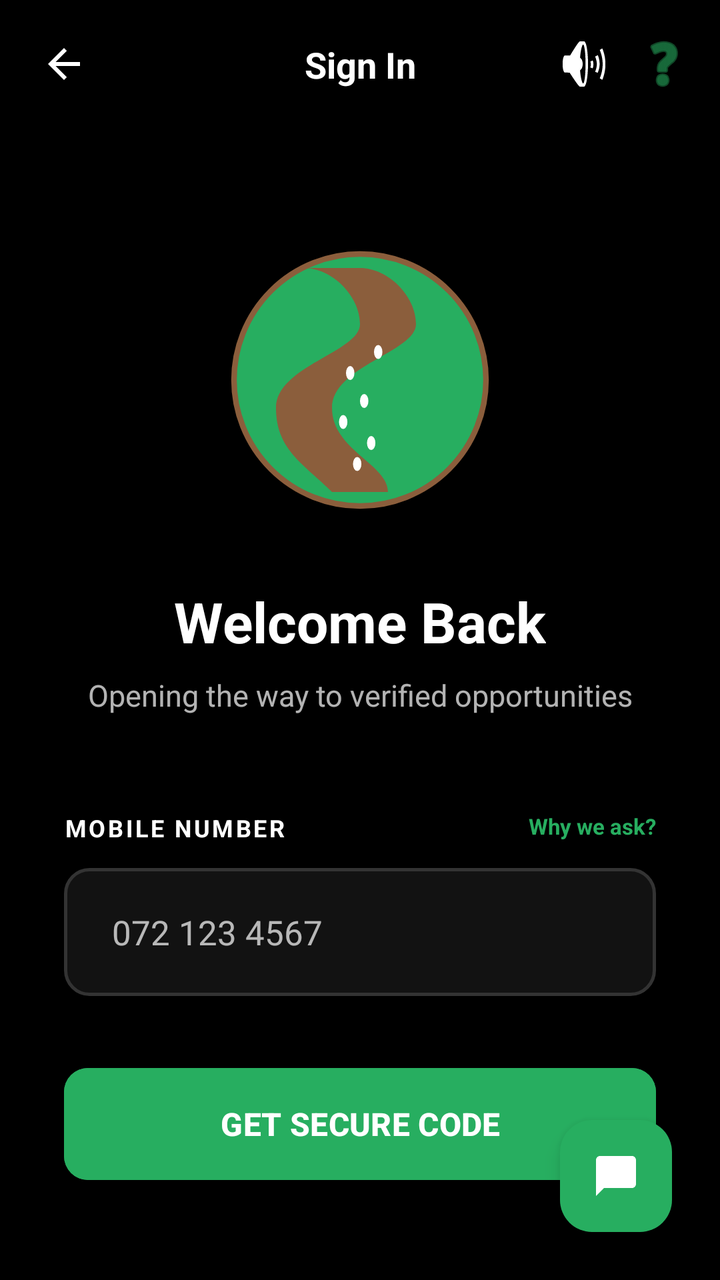
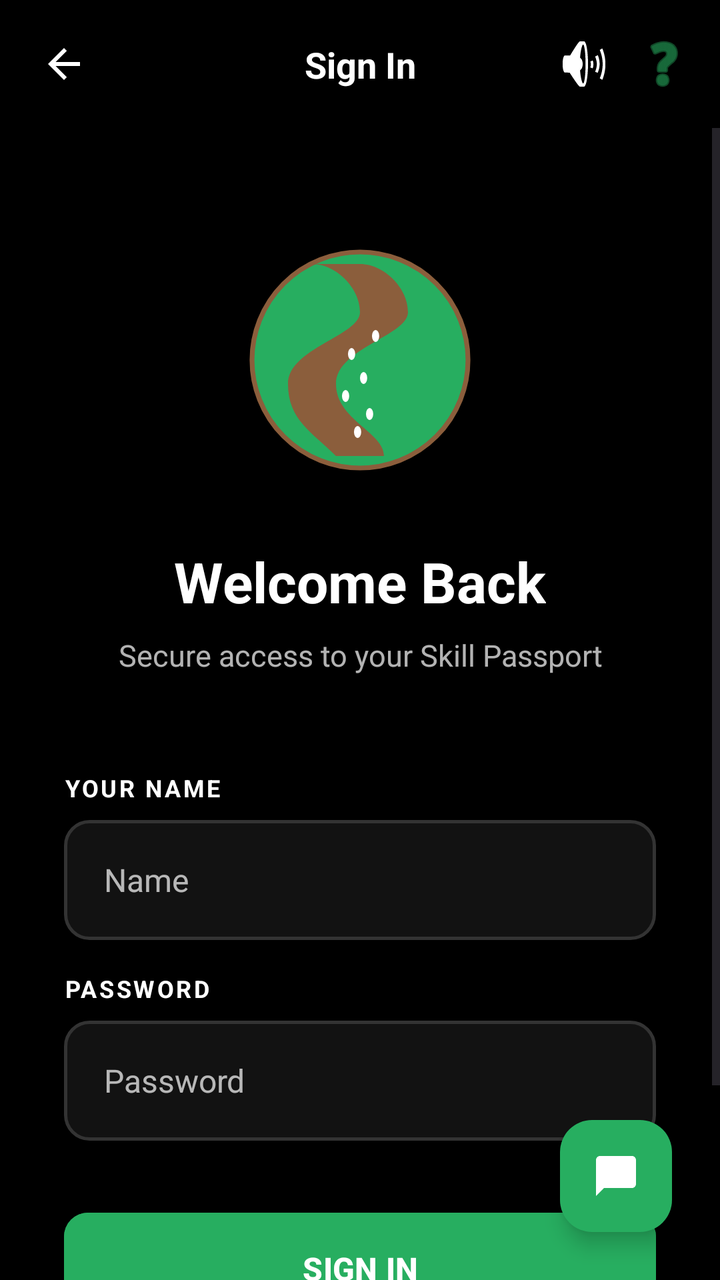

Two renders of the same Android screen: before a commit and after it. Below are the layout's source before the change and the commit's diff.
<!-- AndroidManifest.xml: application theme Theme.Vulindlela -->
<!-- res/layout/activity_login.xml -->
<?xml version="1.0" encoding="utf-8"?>
<androidx.constraintlayout.widget.ConstraintLayout xmlns:android="http://schemas.android.com/apk/res/android"
    xmlns:app="http://schemas.android.com/apk/res-auto"
    xmlns:tools="http://schemas.android.com/tools"
    android:layout_width="match_parent"
    android:layout_height="match_parent"
    android:background="@color/brand_black">

    
    <com.google.android.material.appbar.AppBarLayout
        android:id="@+id/app_bar"
        android:layout_width="match_parent"
        android:layout_height="wrap_content"
        android:background="@color/brand_black"
        app:elevation="0dp"
        app:layout_constraintTop_toTopOf="parent">

        <androidx.appcompat.widget.Toolbar
            android:id="@+id/toolbar"
            android:layout_width="match_parent"
            android:layout_height="?attr/actionBarSize"
            app:contentInsetStart="0dp">

            <androidx.constraintlayout.widget.ConstraintLayout
                android:layout_width="match_parent"
                android:layout_height="match_parent">

                <ImageView
                    android:id="@+id/btn_back"
                    android:layout_width="48dp"
                    android:layout_height="48dp"
                    android:layout_marginStart="8dp"
                    android:background="?attr/selectableItemBackgroundBorderless"
                    android:contentDescription="Go Back"
                    android:padding="12dp"
                    android:src="@drawable/ic_arrow_back"
                    app:layout_constraintBottom_toBottomOf="parent"
                    app:layout_constraintStart_toStartOf="parent"
                    app:layout_constraintTop_toTopOf="parent"
                    app:tint="@color/brand_white" />

                <TextView
                    android:id="@+id/screen_title"
                    android:layout_width="wrap_content"
                    android:layout_height="wrap_content"
                    android:text="Sign In"
                    android:textColor="@color/brand_white"
                    android:textSize="18sp"
                    android:textStyle="bold"
                    app:layout_constraintBottom_toBottomOf="parent"
                    app:layout_constraintEnd_toEndOf="parent"
                    app:layout_constraintStart_toStartOf="parent"
                    app:layout_constraintTop_toTopOf="parent" />

                <LinearLayout
                    android:layout_width="wrap_content"
                    android:layout_height="wrap_content"
                    android:layout_marginEnd="8dp"
                    android:orientation="horizontal"
                    app:layout_constraintBottom_toBottomOf="parent"
                    app:layout_constraintEnd_toEndOf="parent"
                    app:layout_constraintTop_toTopOf="parent">

                    <ImageButton
                        android:id="@+id/btn_listen"
                        android:layout_width="40dp"
                        android:layout_height="40dp"
                        android:background="?attr/selectableItemBackgroundBorderless"
                        android:contentDescription="Listen"
                        android:src="@android:drawable/ic_lock_silent_mode_off"
                        app:tint="@color/brand_white" />

                    <ImageButton
                        android:id="@+id/btn_explain"
                        android:layout_width="40dp"
                        android:layout_height="40dp"
                        android:background="?attr/selectableItemBackgroundBorderless"
                        android:contentDescription="Explain"
                        android:src="@android:drawable/ic_menu_help"
                        app:tint="@color/brand_green" />
                </LinearLayout>
            </androidx.constraintlayout.widget.ConstraintLayout>
        </androidx.appcompat.widget.Toolbar>
    </com.google.android.material.appbar.AppBarLayout>

    <ScrollView
        android:layout_width="match_parent"
        android:layout_height="0dp"
        android:fillViewport="true"
        app:layout_constraintBottom_toBottomOf="parent"
        app:layout_constraintTop_toBottomOf="@id/app_bar">

        <LinearLayout
            android:layout_width="match_parent"
            android:layout_height="wrap_content"
            android:gravity="center_horizontal"
            android:orientation="vertical"
            android:padding="32dp">

            <ImageView
                android:id="@+id/img_login_hero"
                android:layout_width="140dp"
                android:layout_height="140dp"
                android:layout_marginTop="24dp"
                android:contentDescription="Vulindlela Logo"
                android:src="@drawable/ic_logo_vulindlela" />

            <TextView
                android:id="@+id/tv_login_title"
                android:layout_width="wrap_content"
                android:layout_height="wrap_content"
                android:layout_marginTop="32dp"
                android:text="Welcome Back"
                android:textColor="@color/brand_white"
                android:textSize="28sp"
                android:textStyle="bold" />

            <TextView
                android:id="@+id/tv_login_subtitle"
                android:layout_width="wrap_content"
                android:layout_height="wrap_content"
                android:layout_marginTop="8dp"
                android:text="Opening the way to verified opportunities"
                android:textColor="@color/white_transparent"
                android:textSize="15sp"
                android:textAlignment="center" />

            <FrameLayout
                android:layout_width="match_parent"
                android:layout_height="wrap_content"
                android:layout_marginTop="48dp">

                
                <LinearLayout
                    android:id="@+id/layout_phone_input"
                    android:layout_width="match_parent"
                    android:layout_height="wrap_content"
                    android:orientation="vertical"
                    android:visibility="visible">

                    <RelativeLayout
                        android:layout_width="match_parent"
                        android:layout_height="wrap_content"
                        android:layout_marginBottom="12dp">

                        <TextView
                            android:layout_width="wrap_content"
                            android:layout_height="wrap_content"
                            android:text="MOBILE NUMBER"
                            android:textColor="@color/brand_white"
                            android:textSize="12sp"
                            android:letterSpacing="0.1"
                            android:textStyle="bold" />

                        <TextView
                            android:id="@+id/tv_why_phone"
                            android:layout_width="wrap_content"
                            android:layout_height="wrap_content"
                            android:layout_alignParentEnd="true"
                            android:background="?attr/selectableItemBackground"
                            android:clickable="true"
                            android:focusable="true"
                            android:text="Why we ask?"
                            android:textColor="@color/brand_green"
                            android:textSize="11sp"
                            android:textStyle="bold" />
                    </RelativeLayout>

                    <EditText
                        android:id="@+id/et_mobile"
                        android:layout_width="match_parent"
                        android:layout_height="64dp"
                        android:background="@drawable/bg_input_rounded"
                        android:hint="072 123 4567"
                        android:importantForAutofill="no"
                        android:inputType="phone"
                        android:paddingHorizontal="24dp"
                        android:textColor="@color/brand_white"
                        android:textColorHint="@color/white_transparent"
                        android:textSize="17sp" />

                    <Button
                        android:id="@+id/btn_get_otp"
                        android:layout_width="match_parent"
                        android:layout_height="64dp"
                        android:layout_marginTop="32dp"
                        android:backgroundTint="@color/brand_green"
                        android:text="GET SECURE CODE"
                        android:textColor="@color/brand_white"
                        android:textSize="16sp"
                        android:textStyle="bold"
                        app:cornerRadius="12dp" />
                </LinearLayout>

                
                <LinearLayout
                    android:id="@+id/layout_otp_input"
                    android:layout_width="match_parent"
                    android:layout_height="wrap_content"
                    android:orientation="vertical"
                    android:visibility="gone">

                    <RelativeLayout
                        android:layout_width="match_parent"
                        android:layout_height="wrap_content"
                        android:layout_marginBottom="12dp">

                        <TextView
                            android:layout_width="wrap_content"
                            android:layout_height="wrap_content"
                            android:text="VERIFICATION CODE"
                            android:textColor="@color/brand_white"
                            android:textSize="12sp"
                            android:letterSpacing="0.1"
                            android:textStyle="bold" />

                        <TextView
                            android:id="@+id/tv_why_otp"
                            android:layout_width="wrap_content"
                            android:layout_height="wrap_content"
                            android:layout_alignParentEnd="true"
                            android:background="?attr/selectableItemBackground"
                            android:clickable="true"
                            android:focusable="true"
                            android:text="Why we ask?"
                            android:textColor="@color/brand_green"
                            android:textSize="11sp"
                            android:textStyle="bold" />
                    </RelativeLayout>

                    <EditText
                        android:id="@+id/et_otp"
                        android:layout_width="match_parent"
                        android:layout_height="64dp"
                        android:background="@drawable/bg_input_rounded"
                        android:gravity="center"
                        android:hint="• • • • • •"
                        android:inputType="number"
                        android:letterSpacing="0.6"
                        android:maxLength="6"
                        android:textColor="@color/brand_white"
                        android:textColorHint="@color/white_transparent"
                        android:textSize="22sp"
                        android:importantForAutofill="no" />

                    <TextView
                        android:id="@+id/tv_resend_timer"
                        android:layout_width="wrap_content"
                        android:layout_height="wrap_content"
                        android:layout_gravity="center"
                        android:layout_marginTop="20dp"
                        android:text="Resend code in 00:59"
                        android:textColor="@color/brand_green"
                        android:textSize="14sp"
                        android:textStyle="bold" />

                    <Button
                        android:id="@+id/btn_verify_otp"
                        android:layout_width="match_parent"
                        android:layout_height="64dp"
                        android:layout_marginTop="32dp"
                        android:backgroundTint="@color/brand_green"
                        android:text="VERIFY AND SIGN IN"
                        android:textColor="@color/brand_white"
                        android:textSize="16sp"
                        android:textStyle="bold"
                        app:cornerRadius="12dp" />
                </LinearLayout>

                
                <LinearLayout
                    android:id="@+id/layout_name_input"
                    android:layout_width="match_parent"
                    android:layout_height="wrap_content"
                    android:orientation="vertical"
                    android:visibility="gone">

                    <RelativeLayout
                        android:layout_width="match_parent"
                        android:layout_height="wrap_content"
                        android:layout_marginBottom="12dp">

                        <TextView
                            android:layout_width="wrap_content"
                            android:layout_height="wrap_content"
                            android:text="YOUR FULL NAME"
                            android:textColor="@color/brand_white"
                            android:textSize="12sp"
                            android:letterSpacing="0.1"
                            android:textStyle="bold" />
                    </RelativeLayout>

                    <EditText
                        android:id="@+id/et_full_name"
                        android:layout_width="match_parent"
                        android:layout_height="64dp"
                        android:background="@drawable/bg_input_rounded"
                        android:hint="Sipho Mdluli"
                        android:importantForAutofill="no"
                        android:inputType="textPersonName"
                        android:paddingHorizontal="24dp"
                        android:textColor="@color/brand_white"
                        android:textColorHint="@color/white_transparent"
                        android:textSize="17sp" />

                    <Button
                        android:id="@+id/btn_save_name"
                        android:layout_width="match_parent"
                        android:layout_height="64dp"
                        android:layout_marginTop="32dp"
                        android:backgroundTint="@color/brand_green"
                        android:text="CONTINUE"
                        android:textColor="@color/brand_white"
                        android:textSize="16sp"
                        android:textStyle="bold"
                        app:cornerRadius="12dp" />
                </LinearLayout>

            </FrameLayout>

        </LinearLayout>
    </ScrollView>

    
    <com.google.android.material.floatingactionbutton.FloatingActionButton
        android:id="@+id/fab_vula"
        android:layout_width="wrap_content"
        android:layout_height="wrap_content"
        android:layout_margin="24dp"
        android:contentDescription="Help"
        android:src="@drawable/ic_chat"
        app:backgroundTint="@color/brand_green"
        app:layout_constraintBottom_toBottomOf="parent"
        app:layout_constraintEnd_toEndOf="parent"
        app:tint="@color/brand_white" />

</androidx.constraintlayout.widget.ConstraintLayout>
<!-- resources referenced by this layout -->
<resources>
  <color name="brand_black">#000000</color>
  <color name="brand_green">#27AE60</color>
  <color name="brand_white">#FFFFFF</color>
  <color name="white_transparent">#B3FFFFFF</color>
  <!-- drawable bg_input_rounded (drawable) -->
  <?xml version="1.0" encoding="utf-8"?>
  <shape xmlns:android="http://schemas.android.com/apk/res/android">
      <solid android:color="#121212" /> 
      <corners android:radius="12dp" />
      <stroke android:width="1.5dp" android:color="#333333" /> 
  </shape>
  <!-- drawable ic_arrow_back (drawable) -->
  <vector xmlns:android="http://schemas.android.com/apk/res/android"
      android:width="24dp"
      android:height="24dp"
      android:viewportWidth="24"
      android:viewportHeight="24">
      <path
          android:fillColor="#FFFFFF"
          android:pathData="M20,11H7.83l5.59,-5.59L12,4l-8,8 8,8 1.41,-1.41L7.83,13H20v-2z"/>
  </vector>
  <!-- drawable ic_chat (drawable) -->
  <vector xmlns:android="http://schemas.android.com/apk/res/android"
      android:width="24dp"
      android:height="24dp"
      android:viewportWidth="24"
      android:viewportHeight="24">
      <path
          android:fillColor="#FFFFFF"
          android:pathData="M20,2H4C2.9,2 2,2.9 2,4v18l4,-4h14c1.1,0 2,-0.9 2,-2V4C22,2.9 21.1,2 20,2z"/>
  </vector>
  <!-- drawable ic_logo_vulindlela (drawable) -->
  <?xml version="1.0" encoding="utf-8"?>
  <vector xmlns:android="http://schemas.android.com/apk/res/android"
      android:width="200dp"
      android:height="200dp"
      android:viewportWidth="200"
      android:viewportHeight="200">
  
      
      <path
          android:fillColor="#27AE60"
          android:pathData="M100,100m-90,0a90,90 0,1 1,180 0a90,90 0,1 1,-180 0" />
  
      
      <path
          android:fillColor="#8B5E3C"
          android:pathData="M100,20C120,20 140,40 140,60C140,80 80,90 80,120C80,150 120,160 120,180L80,180C60,160 40,150 40,120C40,90 100,80 100,60C100,40 80,20 60,20Z" />
  
      
      <group>
          
          <path android:fillColor="#FFFFFF" android:pathData="M95,160 a3,5 0,1,0 6,0 a3,5 0,1,0 -6,0" />
          
          <path android:fillColor="#FFFFFF" android:pathData="M105,145 a3,5 0,1,0 6,0 a3,5 0,1,0 -6,0" />
          
          <path android:fillColor="#FFFFFF" android:pathData="M85,130 a3,5 0,1,0 6,0 a3,5 0,1,0 -6,0" />
          
          <path android:fillColor="#FFFFFF" android:pathData="M100,115 a3,5 0,1,0 6,0 a3,5 0,1,0 -6,0" />
          
          <path android:fillColor="#FFFFFF" android:pathData="M90,95 a3,5 0,1,0 6,0 a3,5 0,1,0 -6,0" />
          
          <path android:fillColor="#FFFFFF" android:pathData="M110,80 a3,5 0,1,0 6,0 a3,5 0,1,0 -6,0" />
      </group>
  
      
      <path
          android:strokeColor="#8B5E3C"
          android:strokeWidth="4"
          android:pathData="M100,100m-90,0a90,90 0,1 1,180 0a90,90 0,1 1,-180 0" />
  </vector>
  <style name="Theme.Vulindlela" parent="Theme.Material3.DayNight.NoActionBar">
          <item name="colorPrimary">@color/teal_500</item>
          <item name="android:windowBackground">@color/teal_900</item>
          <item name="android:statusBarColor">@color/teal_900</item>
      </style>
  <color name="teal_500">@color/brand_green</color>
  <color name="teal_900">@color/brand_black</color>
</resources>

<!-- the commit's change to res/layout/activity_login.xml (unified diff, before → after) -->
@@ -99,8 +99,8 @@
 
             <ImageView
                 android:id="@+id/img_login_hero"
-                android:layout_width="140dp"
-                android:layout_height="140dp"
+                android:layout_width="120dp"
+                android:layout_height="120dp"
                 android:layout_marginTop="24dp"
                 android:contentDescription="Vulindlela Logo"
                 android:src="@drawable/ic_logo_vulindlela" />
@@ -120,7 +120,7 @@
                 android:layout_width="wrap_content"
                 android:layout_height="wrap_content"
                 android:layout_marginTop="8dp"
-                android:text="Opening the way to verified opportunities"
+                android:text="Secure access to your Skill Passport"
                 android:textColor="@color/white_transparent"
                 android:textSize="15sp"
                 android:textAlignment="center" />
@@ -129,143 +129,6 @@
                 android:layout_width="match_parent"
                 android:layout_height="wrap_content"
                 android:layout_marginTop="48dp">
-
-                
-                <LinearLayout
-                    android:id="@+id/layout_phone_input"
-                    android:layout_width="match_parent"
-                    android:layout_height="wrap_content"
-                    android:orientation="vertical"
-                    android:visibility="visible">
-
-                    <RelativeLayout
-                        android:layout_width="match_parent"
-                        android:layout_height="wrap_content"
-                        android:layout_marginBottom="12dp">
-
-                        <TextView
-                            android:layout_width="wrap_content"
-                            android:layout_height="wrap_content"
-                            android:text="MOBILE NUMBER"
-                            android:textColor="@color/brand_white"
-                            android:textSize="12sp"
-                            android:letterSpacing="0.1"
-                            android:textStyle="bold" />
-
-                        <TextView
-                            android:id="@+id/tv_why_phone"
-                            android:layout_width="wrap_content"
-                            android:layout_height="wrap_content"
-                            android:layout_alignParentEnd="true"
-                            android:background="?attr/selectableItemBackground"
-                            android:clickable="true"
-                            android:focusable="true"
-                            android:text="Why we ask?"
-                            android:textColor="@color/brand_green"
-                            android:textSize="11sp"
-                            android:textStyle="bold" />
-                    </RelativeLayout>
-
-                    <EditText
-                        android:id="@+id/et_mobile"
-                        android:layout_width="match_parent"
-                        android:layout_height="64dp"
-                        android:background="@drawable/bg_input_rounded"
-                        android:hint="072 123 4567"
-                        android:importantForAutofill="no"
-                        android:inputType="phone"
-                        android:paddingHorizontal="24dp"
-                        android:textColor="@color/brand_white"
-                        android:textColorHint="@color/white_transparent"
-                        android:textSize="17sp" />
-
-                    <Button
-                        android:id="@+id/btn_get_otp"
-                        android:layout_width="match_parent"
-                        android:layout_height="64dp"
-                        android:layout_marginTop="32dp"
-                        android:backgroundTint="@color/brand_green"
-                        android:text="GET SECURE CODE"
-                        android:textColor="@color/brand_white"
-                        android:textSize="16sp"
-                        android:textStyle="bold"
-                        app:cornerRadius="12dp" />
-                </LinearLayout>
-
-                
-                <LinearLayout
-                    android:id="@+id/layout_otp_input"
-                    android:layout_width="match_parent"
-                    android:layout_height="wrap_content"
-                    android:orientation="vertical"
-                    android:visibility="gone">
-
-                    <RelativeLayout
-                        android:layout_width="match_parent"
-                        android:layout_height="wrap_content"
-                        android:layout_marginBottom="12dp">
-
-                        <TextView
-                            android:layout_width="wrap_content"
-                            android:layout_height="wrap_content"
-                            android:text="VERIFICATION CODE"
-                            android:textColor="@color/brand_white"
-                            android:textSize="12sp"
-                            android:letterSpacing="0.1"
-                            android:textStyle="bold" />
-
-                        <TextView
-                            android:id="@+id/tv_why_otp"
-                            android:layout_width="wrap_content"
-                            android:layout_height="wrap_content"
-                            android:layout_alignParentEnd="true"
-                            android:background="?attr/selectableItemBackground"
-                            android:clickable="true"
-                            android:focusable="true"
-                            android:text="Why we ask?"
-                            android:textColor="@color/brand_green"
-                            android:textSize="11sp"
-                            android:textStyle="bold" />
-                    </RelativeLayout>
-
-                    <EditText
-                        android:id="@+id/et_otp"
-                        android:layout_width="match_parent"
-                        android:layout_height="64dp"
-                        android:background="@drawable/bg_input_rounded"
-                        android:gravity="center"
-                        android:hint="• • • • • •"
-                        android:inputType="number"
-                        android:letterSpacing="0.6"
-                        android:maxLength="6"
-                        android:textColor="@color/brand_white"
-                        android:textColorHint="@color/white_transparent"
-                        android:textSize="22sp"
-                        android:importantForAutofill="no" />
-
-                    <TextView
-                        android:id="@+id/tv_resend_timer"
-                        android:layout_width="wrap_content"
-                        android:layout_height="wrap_content"
-                        android:layout_gravity="center"
-                        android:layout_marginTop="20dp"
-                        android:text="Resend code in 00:59"
-                        android:textColor="@color/brand_green"
-                        android:textSize="14sp"
-                        android:textStyle="bold" />
-
-                    <Button
-                        android:id="@+id/btn_verify_otp"
-                        android:layout_width="match_parent"
-                        android:layout_height="64dp"
-                        android:layout_marginTop="32dp"
-                        android:backgroundTint="@color/brand_green"
-                        android:text="VERIFY AND SIGN IN"
-                        android:textColor="@color/brand_white"
-                        android:textSize="16sp"
-                        android:textStyle="bold"
-                        app:cornerRadius="12dp" />
-                </LinearLayout>
 
                 
                 <LinearLayout
@@ -273,49 +136,79 @@
                     android:layout_width="match_parent"
                     android:layout_height="wrap_content"
                     android:orientation="vertical"
-                    android:visibility="gone">
-
-                    <RelativeLayout
+                    android:visibility="visible">
+
+                    <TextView
+                        android:layout_width="wrap_content"
+                        android:layout_height="wrap_content"
+                        android:text="YOUR NAME"
+                        android:textColor="@color/brand_white"
+                        android:textSize="12sp"
+                        android:letterSpacing="0.1"
+                        android:textStyle="bold"
+                        android:layout_marginBottom="8dp"/>
+
+                    <EditText
+                        android:id="@+id/et_login_name"
                         android:layout_width="match_parent"
-                        android:layout_height="wrap_content"
-                        android:layout_marginBottom="12dp">
-
-                        <TextView
-                            android:layout_width="wrap_content"
-                            android:layout_height="wrap_content"
-                            android:text="YOUR FULL NAME"
-                            android:textColor="@color/brand_white"
-                            android:textSize="12sp"
-                            android:letterSpacing="0.1"
-                            android:textStyle="bold" />
-                    </RelativeLayout>
-
-                    <EditText
-                        android:id="@+id/et_full_name"
-                        android:layout_width="match_parent"
-                        android:layout_height="64dp"
+                        android:layout_height="60dp"
                         android:background="@drawable/bg_input_rounded"
-                        android:hint="Sipho Mdluli"
+                        android:hint="Name"
                         android:importantForAutofill="no"
                         android:inputType="textPersonName"
-                        android:paddingHorizontal="24dp"
+                        android:paddingHorizontal="20dp"
                         android:textColor="@color/brand_white"
                         android:textColorHint="@color/white_transparent"
-                        android:textSize="17sp" />
+                        android:textSize="16sp" />
+
+                    <TextView
+                        android:layout_width="wrap_content"
+                        android:layout_height="wrap_content"
+                        android:text="PASSWORD"
+                        android:textColor="@color/brand_white"
+                        android:textSize="12sp"
+                        android:letterSpacing="0.1"
+                        android:textStyle="bold"
+                        android:layout_marginTop="16dp"
+                        android:layout_marginBottom="8dp"/>
+
+                    <EditText
+                        android:id="@+id/et_login_password"
+                        android:layout_width="match_parent"
+                        android:layout_height="60dp"
+                        android:background="@drawable/bg_input_rounded"
+                        android:hint="Password"
+                        android:importantForAutofill="no"
+                        android:inputType="textPassword"
+                        android:paddingHorizontal="20dp"
+                        android:textColor="@color/brand_white"
+                        android:textColorHint="@color/white_transparent"
+                        android:textSize="16sp" />
 
                     <Button
-                        android:id="@+id/btn_save_name"
+                        android:id="@+id/btn_login"
                         android:layout_width="match_parent"
                         android:layout_height="64dp"
                         android:layout_marginTop="32dp"
                         android:backgroundTint="@color/brand_green"
-                        android:text="CONTINUE"
+                        android:text="SIGN IN"
                         android:textColor="@color/brand_white"
                         android:textSize="16sp"
                         android:textStyle="bold"
                         app:cornerRadius="12dp" />
+
+                    <TextView
+                        android:id="@+id/tv_go_to_register"
+                        android:layout_width="wrap_content"
+                        android:layout_height="wrap_content"
+                        android:layout_gravity="center"
+                        android:layout_marginTop="24dp"
+                        android:padding="8dp"
+                        android:text="New to Vulindlela? Create an account"
+                        android:textColor="@color/brand_green"
+                        android:textSize="14sp"
+                        android:textStyle="bold" />
                 </LinearLayout>
-
             </FrameLayout>
 
         </LinearLayout>
